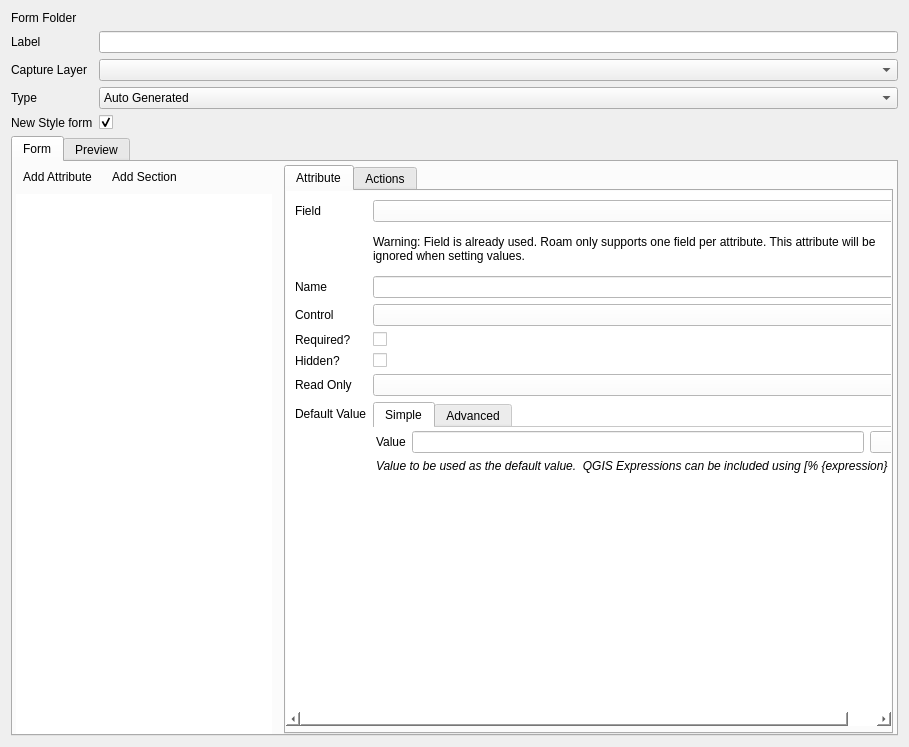
First picture: the form in src/configmanager/ui/nodewidgets/ui_formwidget.ui, repository roam-qgis/Roam, before the edit.
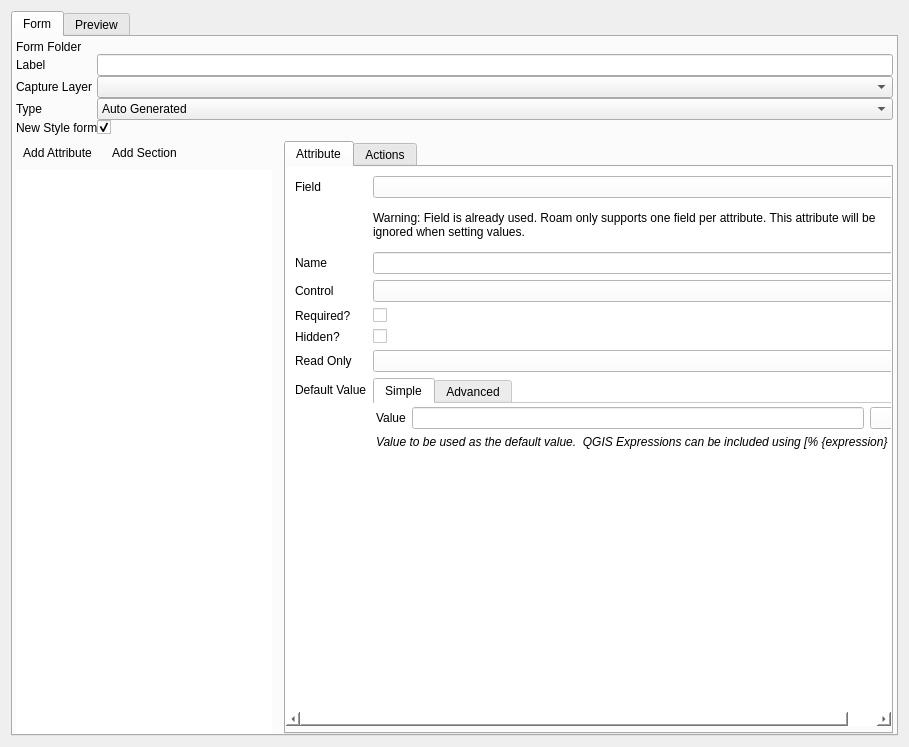
Second picture: the form after the edit. Icons and pictures are not drawn. Custom widgets are drawn as their Qt base class.

Commit message: Move form label, etc inside tab widget

What changed in the file:
```diff
--- a/src/configmanager/ui/nodewidgets/ui_formwidget.ui
+++ b/src/configmanager/ui/nodewidgets/ui_formwidget.ui
@@ -14,109 +14,6 @@
    <string>Form</string>
   </property>
   <layout class="QGridLayout" name="gridLayout">
-   <item row="0" column="0">
-    <layout class="QFormLayout" name="formLayout_2">
-     <property name="fieldGrowthPolicy">
-      <enum>QFormLayout::AllNonFixedFieldsGrow</enum>
-     </property>
-     <item row="0" column="0">
-      <widget class="QLabel" name="label_16">
-       <property name="text">
-        <string>Form Folder</string>
-       </property>
-      </widget>
-     </item>
-     <item row="0" column="1">
-      <widget class="QLabel" name="formfolderLabel">
-       <property name="text">
-        <string/>
-       </property>
-      </widget>
-     </item>
-     <item row="1" column="0">
-      <widget class="QLabel" name="label_6">
-       <property name="text">
-        <string>Label</string>
-       </property>
-      </widget>
-     </item>
-     <item row="1" column="1">
-      <layout class="QHBoxLayout" name="horizontalLayout_10">
-       <property name="topMargin">
-        <number>0</number>
-       </property>
-       <item>
-        <widget class="QLineEdit" name="formLabelText"/>
-       </item>
-      </layout>
-     </item>
-     <item row="2" column="0">
-      <widget class="QLabel" name="label_7">
-       <property name="toolTip">
-        <string>&lt;!DOCTYPE HTML PUBLIC &quot;-//W3C//DTD HTML 4.0//EN&quot; &quot;http://www.w3.org/TR/REC-html40/strict.dtd&quot;&gt;
-&lt;html&gt;&lt;head&gt;&lt;meta name=&quot;qrichtext&quot; content=&quot;1&quot; /&gt;&lt;style type=&quot;text/css&quot;&gt;
-p, li { white-space: pre-wrap; }
-&lt;/style&gt;&lt;/head&gt;&lt;body style=&quot; font-family:'MS Shell Dlg 2'; font-size:8.25pt; font-weight:400; font-style:normal;&quot;&gt;
-&lt;p style=&quot; margin-top:0px; margin-bottom:0px; margin-left:0px; margin-right:0px; -qt-block-indent:0; text-indent:0px;&quot;&gt;&lt;span style=&quot; font-weight:600;&quot;&gt;Capture Layer&lt;/span&gt;&lt;/p&gt;
-&lt;p style=&quot;-qt-paragraph-type:empty; margin-top:0px; margin-bottom:0px; margin-left:0px; margin-right:0px; -qt-block-indent:0; text-indent:0px; font-weight:600;&quot;&gt;&lt;/p&gt;
-&lt;p style=&quot; margin-top:0px; margin-bottom:0px; margin-left:0px; margin-right:0px; -qt-block-indent:0; text-indent:0px;&quot;&gt;The layer that will contain the information from the form.&lt;/p&gt;
-&lt;p style=&quot;-qt-paragraph-type:empty; margin-top:0px; margin-bottom:0px; margin-left:0px; margin-right:0px; -qt-block-indent:0; text-indent:0px;&quot;&gt;&lt;/p&gt;
-&lt;p style=&quot; margin-top:0px; margin-bottom:0px; margin-left:0px; margin-right:0px; -qt-block-indent:0; text-indent:0px;&quot;&gt;&lt;span style=&quot; font-weight:600;&quot;&gt;Note: &lt;/span&gt;&lt;span style=&quot; font-style:italic;&quot;&gt;Only Select layers will show up here.&lt;/span&gt;&lt;/p&gt;&lt;/body&gt;&lt;/html&gt;</string>
-       </property>
-       <property name="text">
-        <string>Capture Layer</string>
-       </property>
-      </widget>
-     </item>
-     <item row="2" column="1">
-      <widget class="QComboBox" name="layerCombo">
-       <property name="editable">
-        <bool>false</bool>
-       </property>
-      </widget>
-     </item>
-     <item row="3" column="0">
-      <widget class="QLabel" name="label_5">
-       <property name="text">
-        <string>Type</string>
-       </property>
-      </widget>
-     </item>
-     <item row="3" column="1">
-      <layout class="QHBoxLayout" name="horizontalLayout">
-       <item>
-        <widget class="QComboBox" name="formtypeCombo">
-         <item>
-          <property name="text">
-           <string>Auto Generated</string>
-          </property>
-         </item>
-        </widget>
-       </item>
-      </layout>
-     </item>
-     <item row="4" column="1">
-      <widget class="QCheckBox" name="newStyleCheck">
-       <property name="text">
-        <string/>
-       </property>
-       <property name="checked">
-        <bool>true</bool>
-       </property>
-      </widget>
-     </item>
-     <item row="4" column="0">
-      <widget class="QLabel" name="label_20">
-       <property name="toolTip">
-        <string>&lt;html&gt;&lt;head/&gt;&lt;body&gt;&lt;p&gt;New style forms are using a new layout which places the label above the input field.  Default for new forms.  Untick for the old style of label | control &lt;/p&gt;&lt;/body&gt;&lt;/html&gt;</string>
-       </property>
-       <property name="text">
-        <string>New Style form</string>
-       </property>
-      </widget>
-     </item>
-    </layout>
-   </item>
    <item row="1" column="0">
     <widget class="QTabWidget" name="formtab">
      <property name="tabShape">
@@ -151,7 +48,7 @@
        <property name="horizontalSpacing">
         <number>12</number>
        </property>
-       <item row="0" column="0">
+       <item row="1" column="0">
         <widget class="QFrame" name="formframe">
          <property name="sizePolicy">
           <sizepolicy hsizetype="Maximum" vsizetype="Preferred">
@@ -305,7 +202,7 @@
          </layout>
         </widget>
        </item>
-       <item row="0" column="1">
+       <item row="1" column="1">
         <widget class="QTabWidget" name="widgetConfigTabs">
          <property name="currentIndex">
           <number>0</number>
@@ -785,6 +682,109 @@
          </widget>
         </widget>
        </item>
+       <item row="0" column="0" colspan="2">
+        <layout class="QFormLayout" name="formLayout_2">
+         <property name="fieldGrowthPolicy">
+          <enum>QFormLayout::AllNonFixedFieldsGrow</enum>
+         </property>
+         <item row="0" column="0">
+          <widget class="QLabel" name="label_16">
+           <property name="text">
+            <string>Form Folder</string>
+           </property>
+          </widget>
+         </item>
+         <item row="0" column="1">
+          <widget class="QLabel" name="formfolderLabel">
+           <property name="text">
+            <string/>
+           </property>
+          </widget>
+         </item>
+         <item row="1" column="0">
+          <widget class="QLabel" name="label_6">
+           <property name="text">
+            <string>Label</string>
+           </property>
+          </widget>
+         </item>
+         <item row="1" column="1">
+          <layout class="QHBoxLayout" name="horizontalLayout_10">
+           <property name="topMargin">
+            <number>0</number>
+           </property>
+           <item>
+            <widget class="QLineEdit" name="formLabelText"/>
+           </item>
+          </layout>
+         </item>
+         <item row="2" column="0">
+          <widget class="QLabel" name="label_7">
+           <property name="toolTip">
+            <string>&lt;!DOCTYPE HTML PUBLIC &quot;-//W3C//DTD HTML 4.0//EN&quot; &quot;http://www.w3.org/TR/REC-html40/strict.dtd&quot;&gt;
+&lt;html&gt;&lt;head&gt;&lt;meta name=&quot;qrichtext&quot; content=&quot;1&quot; /&gt;&lt;style type=&quot;text/css&quot;&gt;
+p, li { white-space: pre-wrap; }
+&lt;/style&gt;&lt;/head&gt;&lt;body style=&quot; font-family:'MS Shell Dlg 2'; font-size:8.25pt; font-weight:400; font-style:normal;&quot;&gt;
+&lt;p style=&quot; margin-top:0px; margin-bottom:0px; margin-left:0px; margin-right:0px; -qt-block-indent:0; text-indent:0px;&quot;&gt;&lt;span style=&quot; font-weight:600;&quot;&gt;Capture Layer&lt;/span&gt;&lt;/p&gt;
+&lt;p style=&quot;-qt-paragraph-type:empty; margin-top:0px; margin-bottom:0px; margin-left:0px; margin-right:0px; -qt-block-indent:0; text-indent:0px; font-weight:600;&quot;&gt;&lt;/p&gt;
+&lt;p style=&quot; margin-top:0px; margin-bottom:0px; margin-left:0px; margin-right:0px; -qt-block-indent:0; text-indent:0px;&quot;&gt;The layer that will contain the information from the form.&lt;/p&gt;
+&lt;p style=&quot;-qt-paragraph-type:empty; margin-top:0px; margin-bottom:0px; margin-left:0px; margin-right:0px; -qt-block-indent:0; text-indent:0px;&quot;&gt;&lt;/p&gt;
+&lt;p style=&quot; margin-top:0px; margin-bottom:0px; margin-left:0px; margin-right:0px; -qt-block-indent:0; text-indent:0px;&quot;&gt;&lt;span style=&quot; font-weight:600;&quot;&gt;Note: &lt;/span&gt;&lt;span style=&quot; font-style:italic;&quot;&gt;Only Select layers will show up here.&lt;/span&gt;&lt;/p&gt;&lt;/body&gt;&lt;/html&gt;</string>
+           </property>
+           <property name="text">
+            <string>Capture Layer</string>
+           </property>
+          </widget>
+         </item>
+         <item row="2" column="1">
+          <widget class="QComboBox" name="layerCombo">
+           <property name="editable">
+            <bool>false</bool>
+           </property>
+          </widget>
+         </item>
+         <item row="3" column="0">
+          <widget class="QLabel" name="label_5">
+           <property name="text">
+            <string>Type</string>
+           </property>
+          </widget>
+         </item>
+         <item row="3" column="1">
+          <layout class="QHBoxLayout" name="horizontalLayout">
+           <item>
+            <widget class="QComboBox" name="formtypeCombo">
+             <item>
+              <property name="text">
+               <string>Auto Generated</string>
+              </property>
+             </item>
+            </widget>
+           </item>
+          </layout>
+         </item>
+         <item row="4" column="1">
+          <widget class="QCheckBox" name="newStyleCheck">
+           <property name="text">
+            <string/>
+           </property>
+           <property name="checked">
+            <bool>true</bool>
+           </property>
+          </widget>
+         </item>
+         <item row="4" column="0">
+          <widget class="QLabel" name="label_20">
+           <property name="toolTip">
+            <string>&lt;html&gt;&lt;head/&gt;&lt;body&gt;&lt;p&gt;New style forms are using a new layout which places the label above the input field.  Default for new forms.  Untick for the old style of label | control &lt;/p&gt;&lt;/body&gt;&lt;/html&gt;</string>
+           </property>
+           <property name="text">
+            <string>New Style form</string>
+           </property>
+          </widget>
+         </item>
+        </layout>
+       </item>
       </layout>
      </widget>
      <widget class="QWidget" name="tab_2">
```
Left out of the diff: 2 changed lines with no effect on the pictures.
